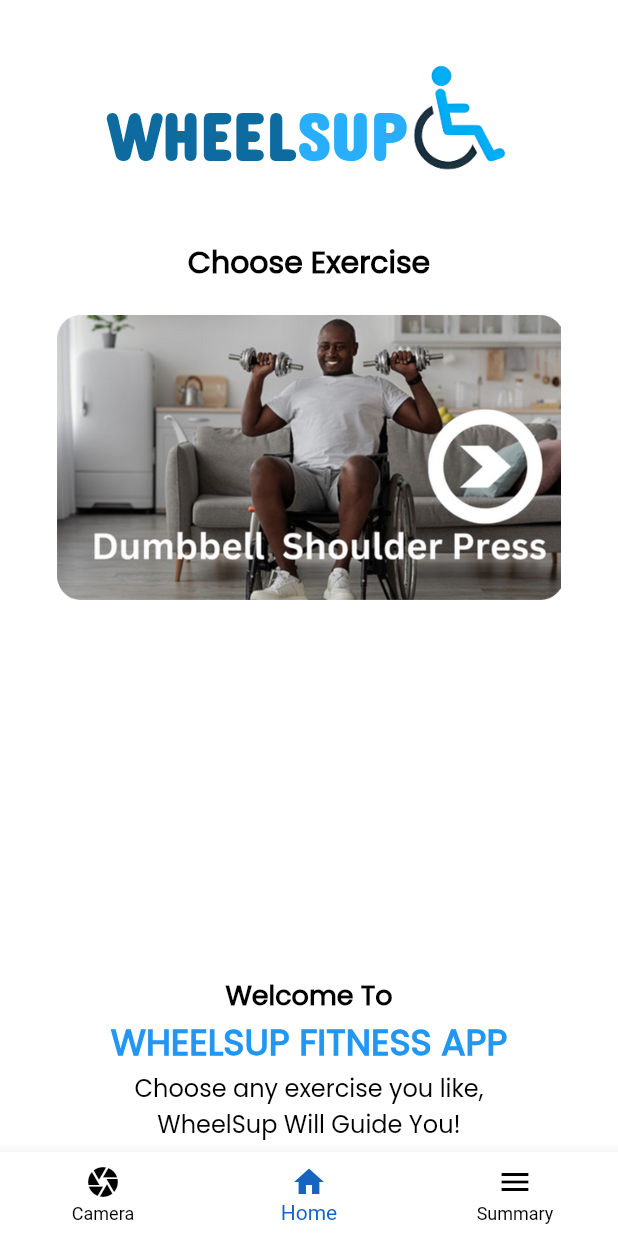
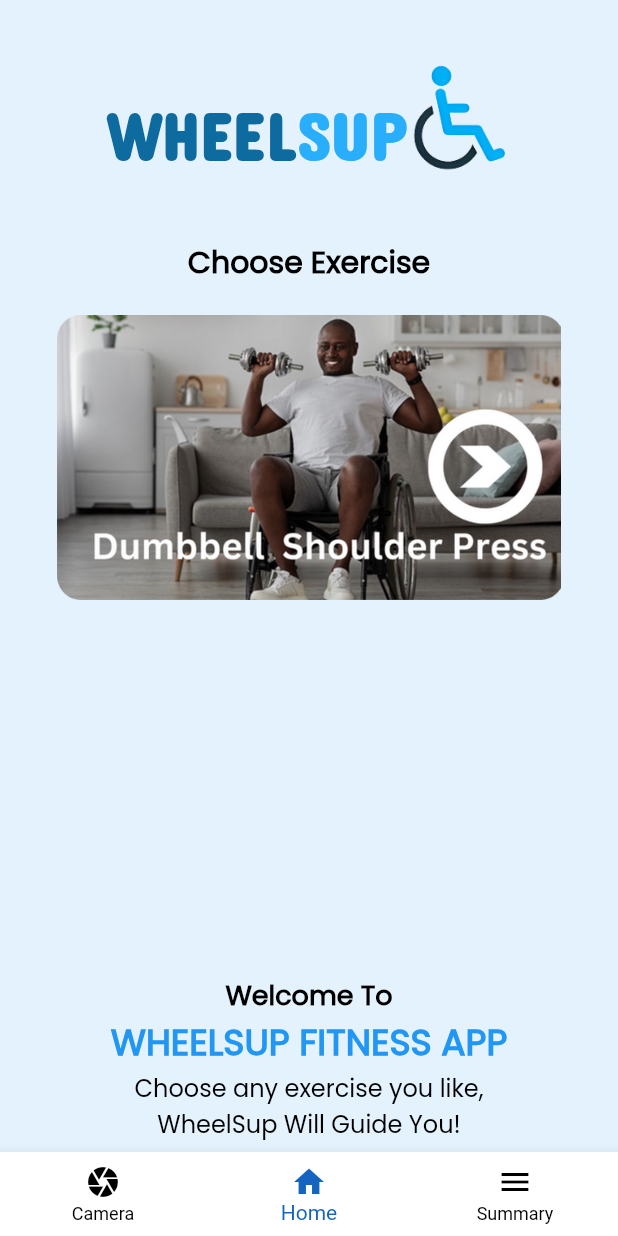
Before and after one commit to MrRevengerX/WheelSup, a Flutter app: the screen it shows after launch, on a phone screen of 412 x 824 dp. Run offline on Flutter 3.47's test engine with Material 2 defaults, Android fonts, the light colour scheme and no system bars; our stand-ins replace device_preview, hexcolor.

```diff
--- a/client/WheelSup App/lib/main.dart
+++ b/client/WheelSup App/lib/main.dart
@@ -3,7 +3,6 @@
 
 import 'package:device_preview/device_preview.dart';
 import 'package:janudha/screens/HomePage.dart';
-import 'package:janudha/screens/navbar.dart';
 
 import 'screens/HomePage.dart';
 
--- a/client/WheelSup App/lib/screens/HomePage.dart
+++ b/client/WheelSup App/lib/screens/HomePage.dart
@@ -40,7 +40,7 @@
     return Scaffold(
       body: Container(
         // color: Colors.blue[50],
-        color: Colors.white,
+        color: Colors.blue[50],
         width: double.infinity,
         height: double.infinity,
         child: Column(
```
